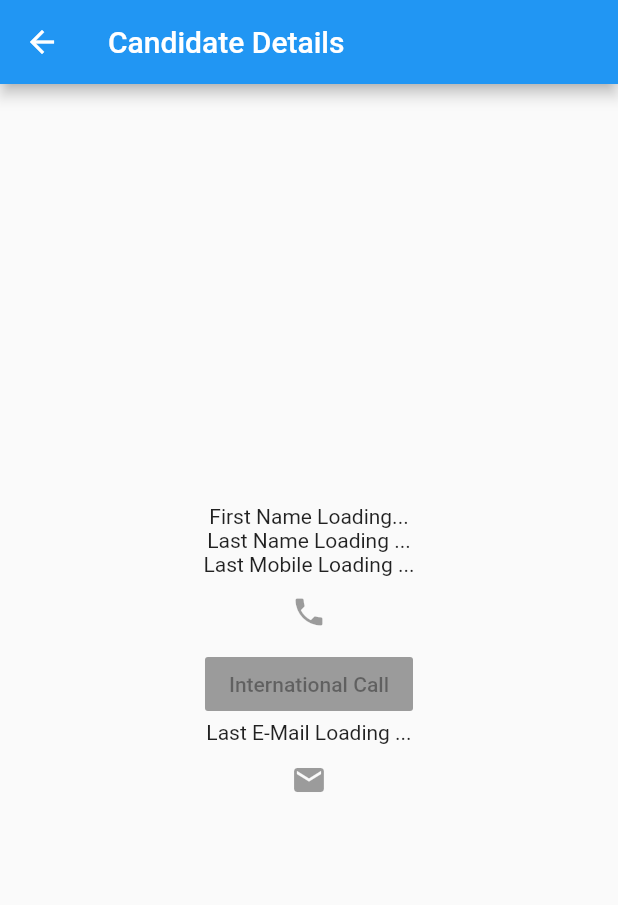
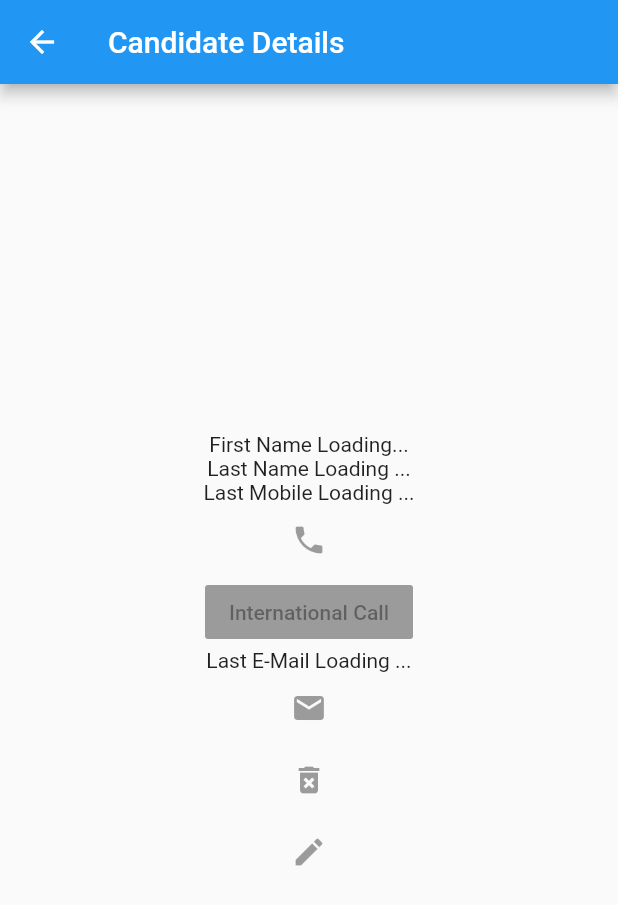
Before and after one commit to harishbabu18/mhrms, a Flutter app: the UserDetails screen opened directly, on a phone screen of 412 x 824 dp. Shown: the top 905 px of the screen. Run offline on Flutter 3.47's test engine with Material 2 defaults, Android fonts, the phone set to English and light mode, and no system bars; our stand-ins replace image_picker; network calls fail.

```diff
--- a/lib/config/Config.dart
+++ b/lib/config/Config.dart
@@ -1,7 +1,7 @@
 import 'package:flutter/material.dart';
 
 class Config  {
-   static const String Base_URL="http://192.168.1.3:8080";
+   static const String Base_URL="http://192.168.2.87:8080";
    static const String User_URL= Base_URL+"/user/";
    static const String Upload_URL= Base_URL+"/storage/uploadFiles";
 }
--- a/lib/screens/UserDetails.dart
+++ b/lib/screens/UserDetails.dart
@@ -5,17 +5,11 @@ import 'package:http/http.dart' as http;
 import 'package:mhrms/config/Config.dart';
 
 class UserDetails extends StatefulWidget {
-
-
   UserDetails({Key key, this.id}) : super(key: key);
   final String id;
-
-
-
   @override
   _UserDetailsState createState() => _UserDetailsState();
 }
-
 class _UserDetailsState extends State<UserDetails> {
   String User_URL = Config.User_URL;
   String firstname = "First Name Loading...";
@@ -75,6 +69,18 @@ class _UserDetailsState extends State<UserDetails> {
               color: Colors.blue,
               onPressed: null,
             ),
+            IconButton(
+              icon: Icon(Icons.delete_forever),
+              padding: const EdgeInsets.all(8.0),
+              color: Colors.red,
+              onPressed: null,
+            ),
+            IconButton(
+              icon: Icon(Icons.edit),
+              padding: const EdgeInsets.all(8.0),
+              color: Colors.red,
+              onPressed: null,
+            ),
 
       ]),) ,),
     );
```
Also changed, not shown: lib/screens/UserList.dart (+30 -11 lines), lib/widgets/ListWithContact.dart (+15 -18 lines).
